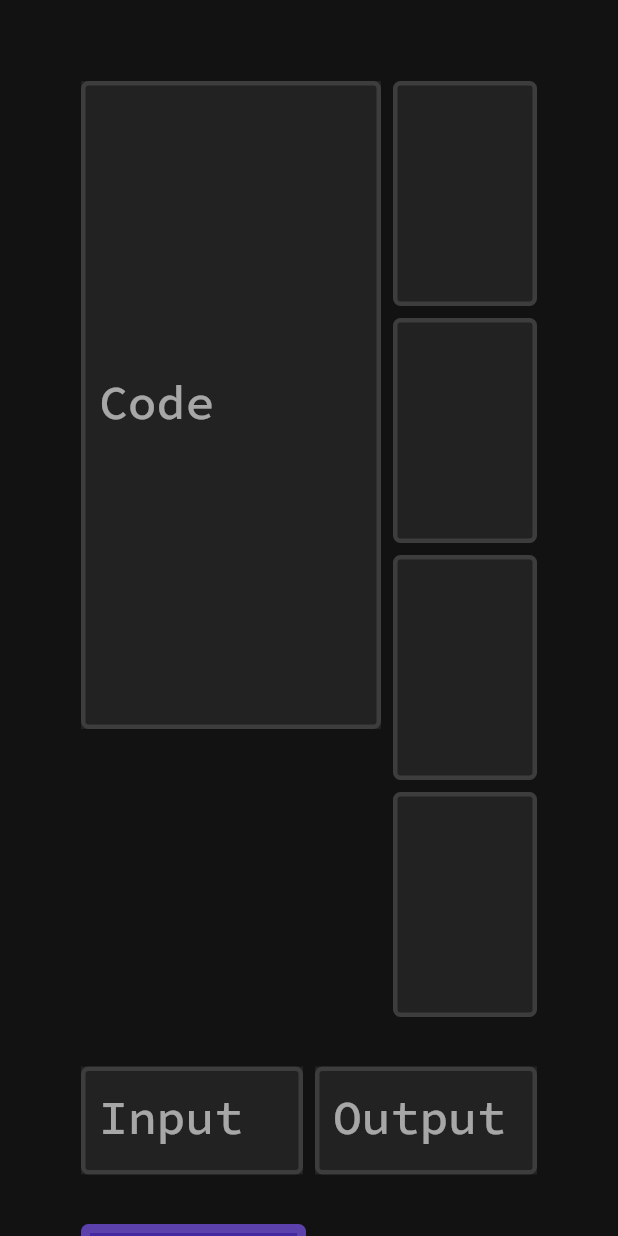
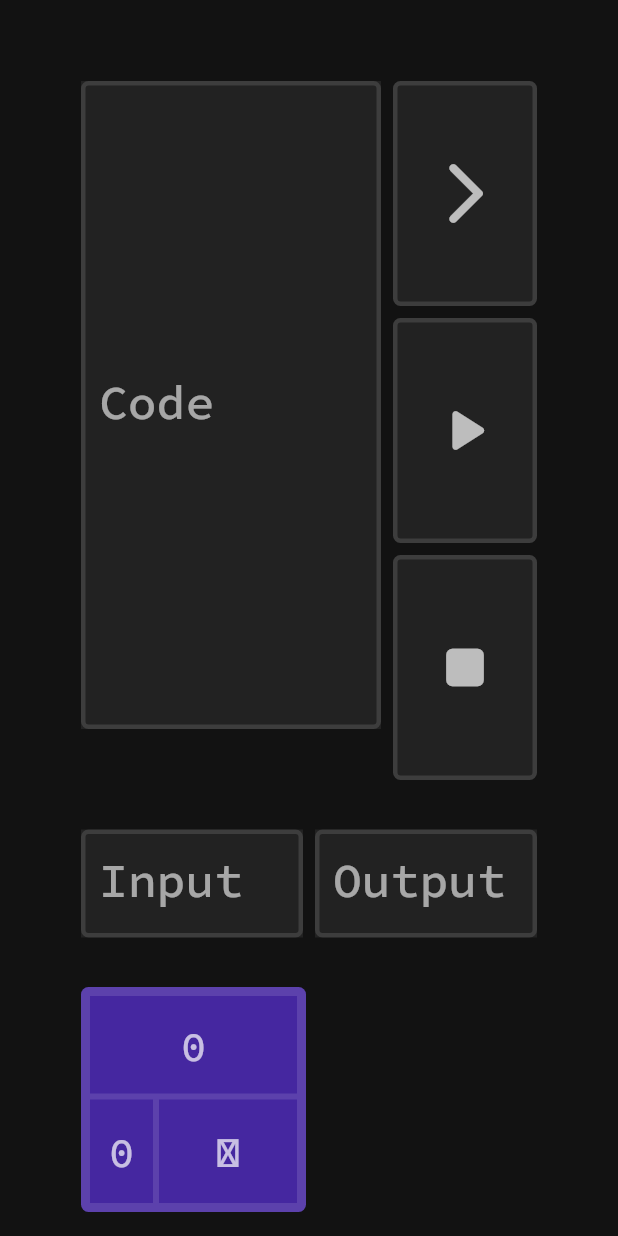
Before and after one commit to Berke-Ates/brainbug, a Flutter app: the screen it shows after launch, on a phone screen of 412 x 824 dp. Run offline on Flutter 3.47's test engine with Material 2 defaults, Android fonts, the light colour scheme and no system bars.

Commit message:
added controls

```diff
--- a/lib/controls.dart
+++ b/lib/controls.dart
@@ -3,28 +3,65 @@ import 'package:flutter/material.dart';
 
 class Controls extends StatelessWidget {
   final Interpreter interpreter;
+  final VoidCallback step;
+  final VoidCallback play;
+  final VoidCallback pause;
+  final VoidCallback stop;
+  final bool isRunning;
 
-  const Controls(this.interpreter);
+  const Controls(
+    this.interpreter, {
+    required this.step,
+    required this.play,
+    required this.pause,
+    required this.stop,
+    required this.isRunning,
+  });
 
   @override
   Widget build(BuildContext context) {
     return Wrap(
       children: <Widget>[
-        ControlButton(),
-        ControlButton(),
-        ControlButton(),
-        ControlButton(),
+        ControlButton(
+          icon: Icons.arrow_forward_ios_rounded,
+          onTap: step,
+        ),
+        if (!isRunning)
+          ControlButton(
+            icon: Icons.play_arrow_rounded,
+            onTap: play,
+          ),
+        if (isRunning)
+          ControlButton(
+            icon: Icons.pause_rounded,
+            onTap: pause,
+          ),
+        ControlButton(
+          icon: Icons.stop_rounded,
+          onTap: stop,
+        ),
       ],
     );
   }
 }
 
 class ControlButton extends StatelessWidget {
+  final IconData icon;
+  final VoidCallback onTap;
+
+  const ControlButton({required this.icon, required this.onTap});
+
   @override
   Widget build(BuildContext context) {
-    return Container(
+    return InkWell(
+      onTap: onTap,
+      hoverColor: Theme.of(context).primaryColorDark,
+      highlightColor: Theme.of(context).primaryColor,
+      borderRadius: BorderRadius.circular(5),
+      child: Container(
         margin: const EdgeInsets.all(4),
         height: 150,
+        width: 150,
         decoration: BoxDecoration(
           color: Theme.of(context).backgroundColor,
           borderRadius: BorderRadius.circular(5),
@@ -33,8 +70,11 @@ class ControlButton extends StatelessWidget {
             width: 3,
           ),
         ),
-      child: const AspectRatio(
-        aspectRatio: 1,
+        child: Icon(
+          icon,
+          size: 50,
+          color: Theme.of(context).textTheme.bodyMedium!.color,
+        ),
       ),
     );
   }
--- a/lib/editor.dart
+++ b/lib/editor.dart
@@ -22,8 +22,6 @@ class Editor extends StatelessWidget {
         onChanged: (String? s) {
           if (s != null) {
             interpreter.code = controller.text;
-            interpreter.reset();
-            interpreter.analyze();
           }
         },
         decoration: InputDecoration(
@@ -53,19 +51,21 @@ class EditorController extends TextEditingController {
     TextStyle? style,
     required bool withComposing,
   }) {
+    final String ps = text.padRight(mark + 1, text.isEmpty ? ' ' : '\$');
+
     return TextSpan(
       style: style,
-      children: mark < 0 || mark >= text.length
+      children: mark < 0
           ? <TextSpan>[TextSpan(text: text)]
           : <TextSpan>[
-              if (mark > 0) TextSpan(text: text.substring(0, mark)),
+              if (mark > 0) TextSpan(text: ps.substring(0, mark)),
               TextSpan(
-                text: text[mark],
+                text: ps[mark],
                 style: style!.copyWith(
                   backgroundColor: Theme.of(context).primaryColorDark,
                 ),
               ),
-              TextSpan(text: text.substring(mark + 1)),
+              TextSpan(text: ps.substring(mark + 1)),
             ],
     );
   }
--- a/lib/io.dart
+++ b/lib/io.dart
@@ -1,10 +1,12 @@
+import 'package:brainbug/editor.dart';
 import 'package:brainbug/interpreter.dart';
 import 'package:flutter/material.dart';
 
 class IO extends StatelessWidget {
   final Interpreter interpreter;
+  final EditorController controller;
 
-  const IO(this.interpreter);
+  const IO(this.interpreter, {required this.controller});
 
   @override
   Widget build(BuildContext context) {
@@ -15,13 +17,12 @@ class IO extends StatelessWidget {
             margin: const EdgeInsets.all(4),
             color: Theme.of(context).backgroundColor,
             child: TextField(
+              controller: controller,
               cursorColor: Theme.of(context).textTheme.bodyMedium!.color,
               maxLines: null,
               onChanged: (String? s) {
                 if (s != null) {
                   interpreter.input = s;
-                  interpreter.reset();
-                  interpreter.analyze();
                 }
               },
               decoration: InputDecoration(
--- a/lib/main.dart
+++ b/lib/main.dart
@@ -21,18 +21,37 @@ class BrainBug extends StatefulWidget {
 class _BrainBugState extends State<BrainBug> {
   final Interpreter interpreter = Interpreter();
   final EditorController ec = EditorController();
+  final EditorController ic = EditorController();
+  Duration delay = const Duration(milliseconds: 100);
+  Timer? timer;
 
-  @override
-  void initState() {
-    super.initState();
+  void step() {
+    interpreter.step();
+    ec.mark = interpreter.cPtr;
+    ic.mark = interpreter.iPtr;
+    setState(() {});
+  }
 
-    Timer.periodic(const Duration(milliseconds: 1), (Timer timer) {
+  void play() {
+    timer = Timer.periodic(delay, (Timer timer) {
       if (interpreter.isValid && !interpreter.isDone()) {
-        interpreter.step();
-        ec.mark = interpreter.cPtr;
-        setState(() {});
+        step();
+      } else {
+        pause();
       }
     });
+  }
+
+  void pause() {
+    if (timer != null) timer!.cancel();
+    setState(() {});
+  }
+
+  void stop() {
+    interpreter.reset();
+    ec.mark = interpreter.cPtr;
+    ic.mark = interpreter.iPtr;
+    setState(() {});
   }
 
   @override
@@ -72,11 +91,20 @@ class _BrainBugState extends State<BrainBug> {
                       flex: 2,
                       child: Editor(interpreter, controller: ec),
                     ),
-                    Expanded(child: Controls(interpreter)),
+                    Expanded(
+                      child: Controls(
+                        interpreter,
+                        step: step,
+                        play: play,
+                        pause: pause,
+                        stop: stop,
+                        isRunning: timer != null && timer!.isActive,
+                      ),
+                    ),
                   ],
                 ),
                 const SizedBox(height: 25),
-                IO(interpreter),
+                IO(interpreter, controller: ic),
                 const SizedBox(height: 25),
                 TapeView(interpreter),
               ],
```
Also changed, not shown: 1 other file. Lines whose indentation alone changed are shown as unchanged.
